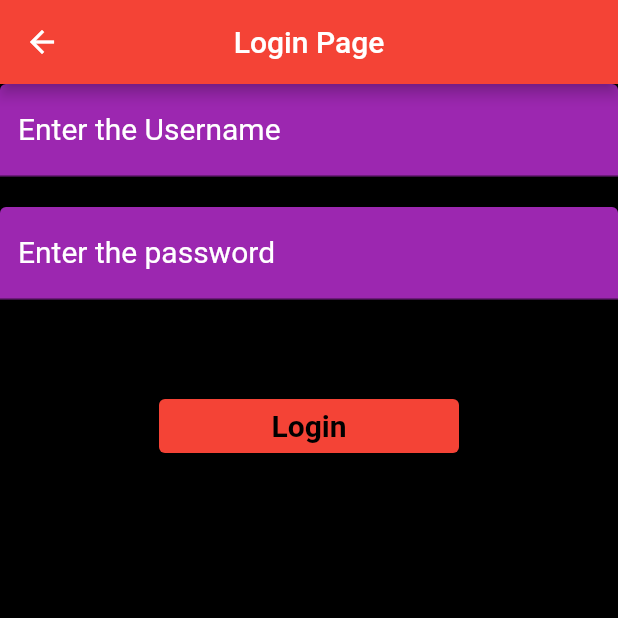
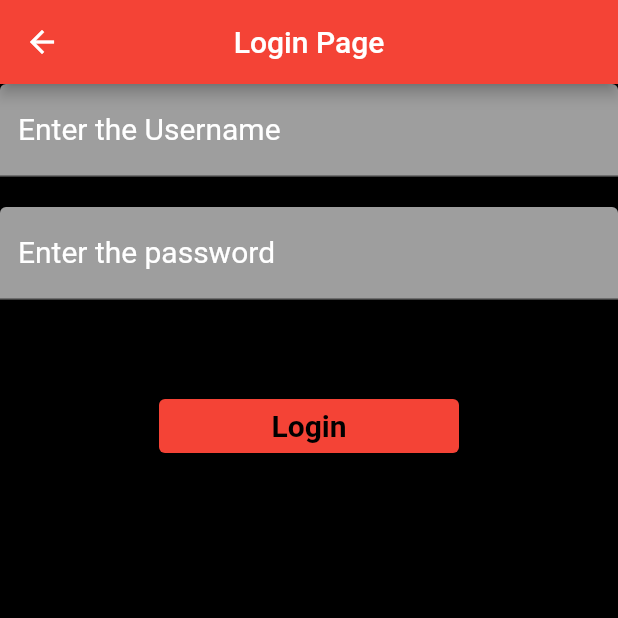
Before and after one commit to Hirukamunasinghe/flutter_sample_UI, a Flutter app: the NewAc screen opened directly, after a tap on "Sign Up", after a tap on "Login", on a phone screen of 412 x 824 dp, the top half of it. Run offline on Flutter 3.47's test engine with Material 2 defaults, Android fonts, the phone set to English and light mode, and no system bars; network calls fail.

Commit message:
initial commit

```diff
--- a/lib/first_screen.dart
+++ b/lib/first_screen.dart
@@ -26,7 +26,7 @@ class _FirstScreenState extends State<FirstScreen> {
       color: Colors.black,
       child:
       Center(
-        child: Image.network('https://res.cloudinary.com/practicaldev/image/fetch/s--_b-IfdIg--/c_limit%2Cf_auto%2Cfl_progressive%2Cq_auto%2Cw_880/https://cdn.hashnode.com/res/hashnode/image/upload/v1647410910018/spTELtuIz.jpeg',),
+        child: Image.asset('assets/netflixx.png',),
       ),
     );
   }
--- a/lib/login.dart
+++ b/lib/login.dart
@@ -39,7 +39,7 @@ class _LoginState extends State<Login> {
                 child: TextFormField(
                   controller: _usernameController,
                   decoration: InputDecoration(
-                      fillColor: Colors.purple,
+                      fillColor: Colors.grey,
                       filled: true,
                       border: UnderlineInputBorder(),
                       labelText: 'Enter the Username',
@@ -53,7 +53,7 @@ class _LoginState extends State<Login> {
                 child: TextFormField(
                   controller: _passwordController,
                   decoration: InputDecoration(
-                      fillColor: Colors.purple,
+                      fillColor: Colors.grey,
                       filled: true,
 
                       border: UnderlineInputBorder(),
--- a/lib/newac.dart
+++ b/lib/newac.dart
@@ -39,7 +39,7 @@ class _NewAcState extends State<NewAc> {
                 child: TextFormField(
                   controller: _usernameController,
                   decoration: InputDecoration(
-                      fillColor: Colors.purple,
+                      fillColor: Colors.grey,
                       filled: true,
                       border: UnderlineInputBorder(),
                       labelText: 'Enter the Username',
@@ -53,7 +53,7 @@ class _NewAcState extends State<NewAc> {
                 child: TextFormField(
                   controller: _passwordController,
                   decoration: InputDecoration(
-                      fillColor: Colors.purple,
+                      fillColor: Colors.grey,
                       filled: true,
                       border: UnderlineInputBorder(),
                       labelText: 'Enter a new password',
--- a/pubspec.yaml
+++ b/pubspec.yaml
@@ -60,9 +60,8 @@ flutter:
   uses-material-design: true
 
   # To add assets to your application, add an assets section, like this:
-  # assets:
-  #   - images/a_dot_burr.jpeg
-  #   - images/a_dot_ham.jpeg
+  assets:
+    - assets/netflixx.png
 
   # An image asset can refer to one or more resolution-specific "variants", see
   # https://flutter.dev/assets-and-images/#resolution-aware
```
Also changed, not shown: assets/netflixx.png (added).
